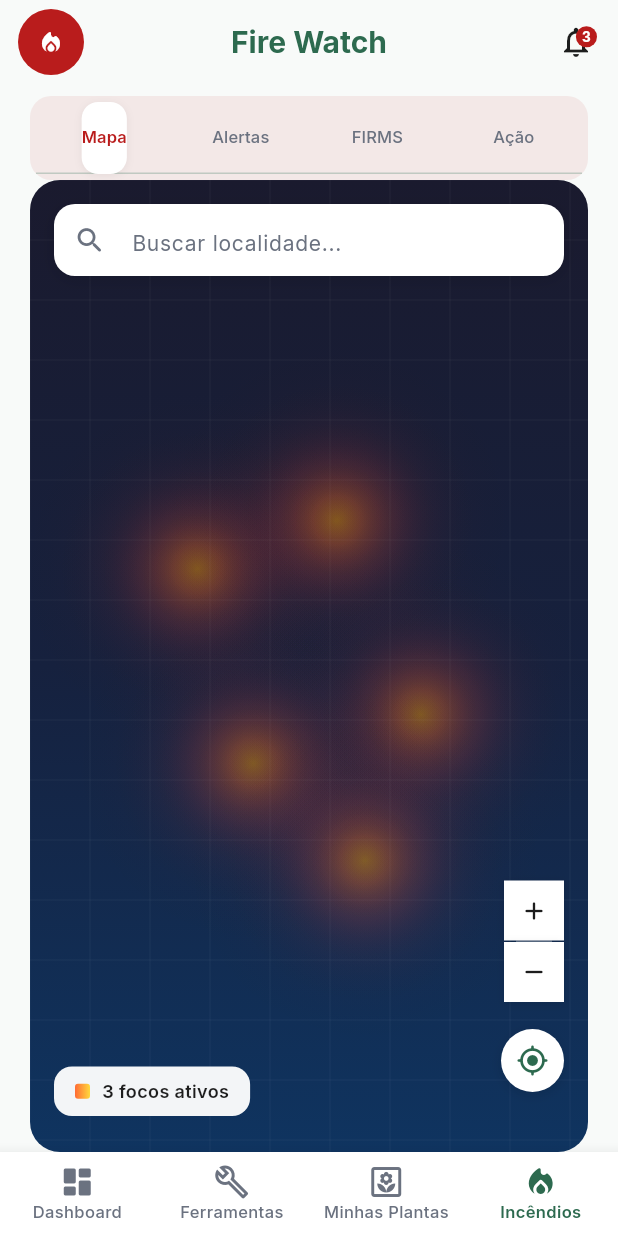
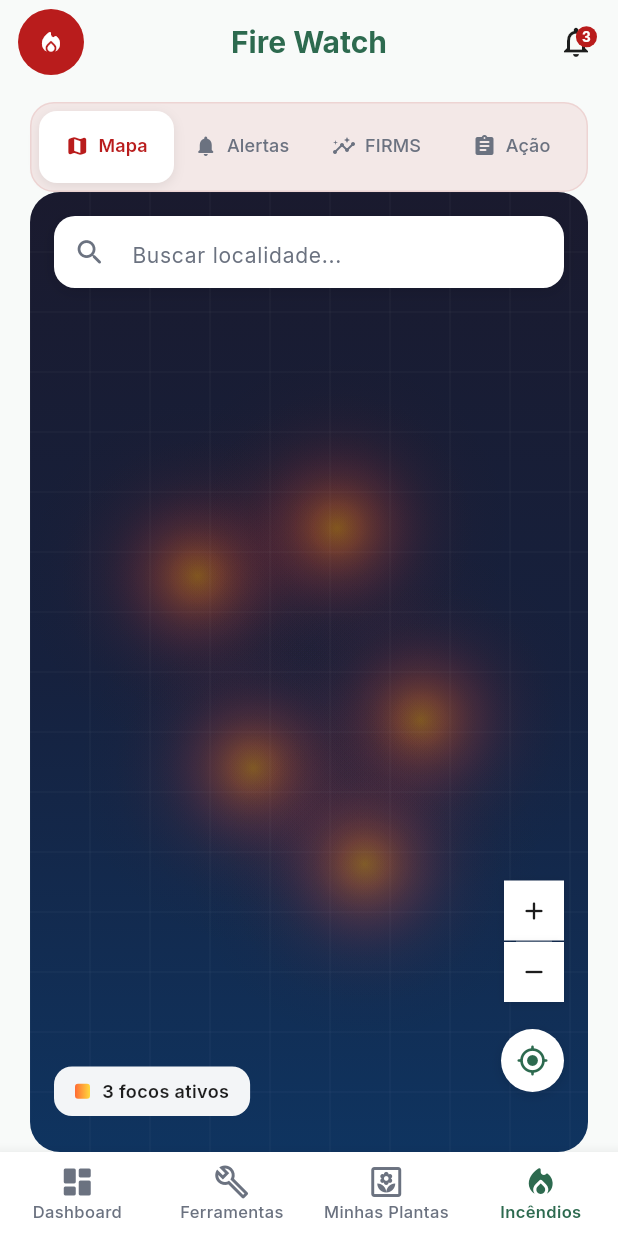
Before and after one commit to GustavoGaleno376/Wastech_Mobile_flutter, a Flutter app: the screen it shows after launch, item 4 of the bottom bar chosen, on a phone screen of 412 x 824 dp. Run offline on Flutter 3.47's test engine with Material 3 defaults, Android fonts, the phone set to English and light mode, and no system bars; our stand-ins replace fl_chart, google_fonts.

Commit message:
refactor: improve fire TabBar with icons and premium styling

```diff
--- a/wastech_mobile/lib/fire/fire_home_screen.dart
+++ b/wastech_mobile/lib/fire/fire_home_screen.dart
@@ -15,43 +15,73 @@ class FireHomeScreen extends StatelessWidget {
       length: 4,
       child: Column(
         children: [
-          Container(
-            margin: const EdgeInsets.fromLTRB(20, 8, 20, 0),
-            padding: const EdgeInsets.all(4),
+          Padding(
+            padding: const EdgeInsets.fromLTRB(20, 12, 20, 0),
+            child: Container(
+              padding: const EdgeInsets.all(5),
               decoration: BoxDecoration(
                 color: const Color(0xFFB91C1C).withValues(alpha: 0.08),
-              borderRadius: BorderRadius.circular(14),
+                borderRadius: BorderRadius.circular(16),
+                border: Border.all(
+                  color: const Color(0xFFB91C1C).withValues(alpha: 0.1),
+                ),
               ),
               child: TabBar(
                 isScrollable: false,
                 labelPadding: EdgeInsets.zero,
                 indicator: BoxDecoration(
                   color: Colors.white,
-                borderRadius: BorderRadius.circular(11),
+                  borderRadius: BorderRadius.circular(12),
                   boxShadow: [
                     BoxShadow(
-                    color: Colors.black.withValues(alpha: 0.06),
-                    blurRadius: 4,
-                    offset: const Offset(0, 1),
+                      color: Colors.black.withValues(alpha: 0.08),
+                      blurRadius: 6,
+                      offset: const Offset(0, 2),
                     ),
                   ],
                 ),
+                dividerColor: Colors.transparent,
                 labelColor: const Color(0xFFB91C1C),
                 unselectedLabelColor: AppColors.textSecondary,
                 labelStyle: GoogleFonts.inter(
                   fontWeight: FontWeight.w600,
-                fontSize: 11,
+                  fontSize: 12,
                 ),
                 unselectedLabelStyle: GoogleFonts.inter(
                   fontWeight: FontWeight.w500,
-                fontSize: 11,
+                  fontSize: 12,
                 ),
-              tabs: const [
-                Tab(text: 'Mapa'),
-                Tab(text: 'Alertas'),
-                Tab(text: 'FIRMS'),
-                Tab(text: 'Ação'),
+                tabs: [
+                  Tab(
+                    child: _TabContent(
+                      icon: Icons.map_rounded,
+                      label: 'Mapa',
+                      isSelected: false,
+                    ),
+                  ),
+                  Tab(
+                    child: _TabContent(
+                      icon: Icons.notifications_rounded,
+                      label: 'Alertas',
+                      isSelected: false,
+                    ),
+                  ),
+                  Tab(
+                    child: _TabContent(
+                      icon: Icons.insights_rounded,
+                      label: 'FIRMS',
+                      isSelected: false,
+                    ),
+                  ),
+                  Tab(
+                    child: _TabContent(
+                      icon: Icons.assignment_rounded,
+                      label: 'Ação',
+                      isSelected: false,
+                    ),
+                  ),
                 ],
+              ),
             ),
           ),
           const Expanded(
@@ -72,3 +102,30 @@ class FireHomeScreen extends StatelessWidget {
     );
   }
 }
+
+class _TabContent extends StatelessWidget {
+  final IconData icon;
+  final String label;
+  final bool isSelected;
+
+  const _TabContent({
+    required this.icon,
+    required this.label,
+    required this.isSelected,
+  });
+
+  @override
+  Widget build(BuildContext context) {
+    return Container(
+      padding: const EdgeInsets.symmetric(vertical: 10),
+      child: Row(
+        mainAxisAlignment: MainAxisAlignment.center,
+        children: [
+          Icon(icon, size: 16),
+          const SizedBox(width: 6),
+          Text(label),
+        ],
+      ),
+    );
+  }
+}
```
Lines whose indentation alone changed are shown as unchanged.
